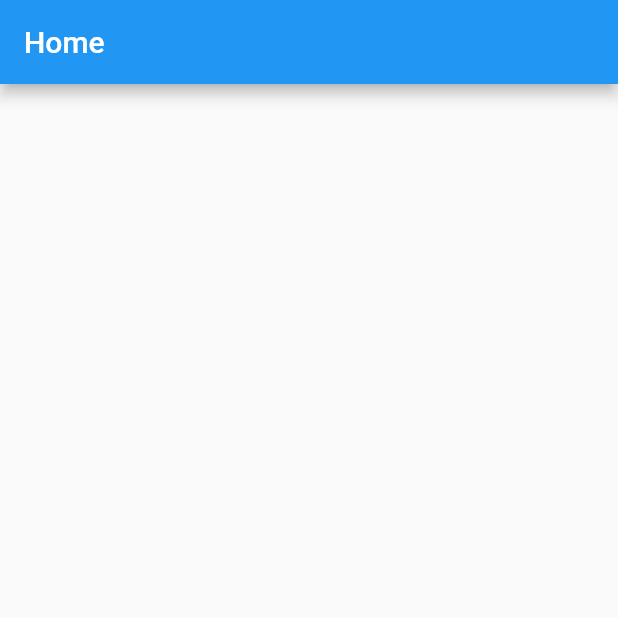
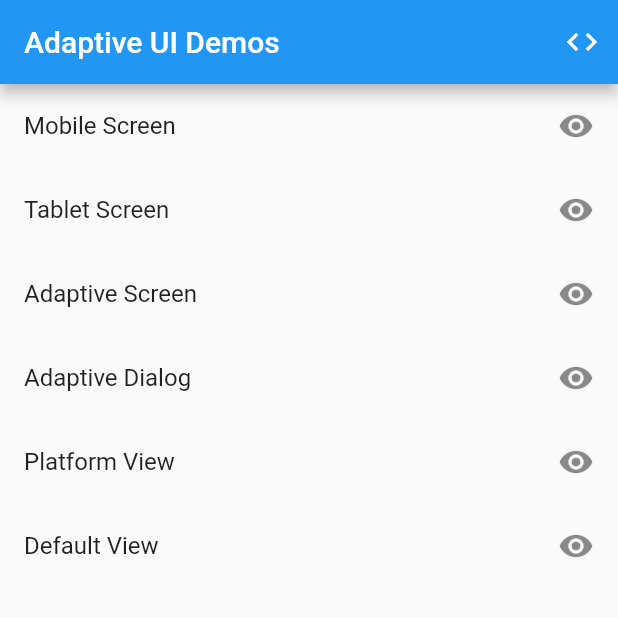
Before and after one commit to rodydavis/adaptive_ui, a Flutter app: the screen it shows after launch, on a phone screen of 412 x 824 dp, the top half of it. Run offline on Flutter 3.47's test engine with Material 2 defaults, Android fonts, the phone set to English and light mode, and no system bars.

Commit message:
refactor demo

```diff
--- a/lib/demos/index.dart
+++ b/lib/demos/index.dart
@@ -1,4 +1,7 @@
 export 'adaptive.dart';
+export 'default.dart';
 export 'details.dart';
+export 'dialog.dart';
 export 'mobile.dart';
+export 'platform.dart';
 export 'tablet.dart';
--- a/lib/demos/platform.dart
+++ b/lib/demos/platform.dart
@@ -15,7 +15,7 @@ class PlatformScreen extends StatelessWidget {
               onPressed: () {
                 Navigator.of(context).push(MaterialPageRoute(
                   fullscreenDialog: true,
-                  builder: (_) => SettingsScreen(),
+                  builder: (_) => _SettingsScreen(),
                 ));
               },
             ),
@@ -26,7 +26,7 @@ class PlatformScreen extends StatelessWidget {
   }
 }
 
-class SettingsScreen extends StatelessWidget {
+class _SettingsScreen extends StatelessWidget {
   @override
   Widget build(BuildContext context) {
     return Scaffold(
--- a/lib/main.dart
+++ b/lib/main.dart
@@ -1,5 +1,7 @@
 import 'package:flutter/material.dart';
 
+import 'demos/dialog.dart';
+import 'demos/index.dart';
 import 'ui/home/screen.dart';
 
 void main() {
@@ -16,7 +18,43 @@ class MyApp extends StatelessWidget {
         primarySwatch: Colors.blue,
         visualDensity: VisualDensity.adaptivePlatformDensity,
       ),
+      darkTheme: ThemeData(
+        brightness: Brightness.dark,
+        visualDensity: VisualDensity.adaptivePlatformDensity,
+      ),
       home: HomeScreen(),
+      routes: {
+        '/mobile': (_) => NavBack(child: MobileDevice()),
+        '/tablet': (_) => NavBack(child: TabletDevice()),
+        '/adaptive_screen': (_) => NavBack(child: AdaptiveScreen()),
+        '/adaptive_dialog': (_) => NavBack(child: DialogScreen()),
+        '/platform': (_) => NavBack(child: PlatformScreen()),
+        '/default': (_) => NavBack(child: DefaultScreen()),
+      },
     );
   }
 }
+
+class NavBack extends StatelessWidget {
+  final Widget child;
+
+  const NavBack({Key key, this.child}) : super(key: key);
+  @override
+  Widget build(BuildContext context) {
+    return Stack(
+      children: [
+        Positioned.fill(child: child),
+        Positioned(
+          left: 20,
+          bottom: 20,
+          child: FloatingActionButton.extended(
+            heroTag: 'back_nav',
+            label: Text('Back'),
+            icon: Icon(Icons.arrow_back),
+            onPressed: () => Navigator.of(context).pop(),
+          ),
+        )
+      ],
+    );
+  }
+}
--- a/lib/ui/home/screen.dart
+++ b/lib/ui/home/screen.dart
@@ -1,17 +1,47 @@
 import 'package:flutter/cupertino.dart';
 import 'package:flutter/material.dart';
+import 'package:url_launcher/url_launcher.dart';
 
 class HomeScreen extends StatelessWidget {
   @override
   Widget build(BuildContext context) {
-    return LayoutBuilder(
-      builder: (_, dimens) => Scaffold(
-        appBar: AppBar(
-          centerTitle: false,
-          title: Text('Home'),
-          actions: [],
-        ),
+    const List<RouteName> _routes = [
+      RouteName('/mobile', 'Mobile Screen'),
+      RouteName('/tablet', 'Tablet Screen'),
+      RouteName('/adaptive_screen', 'Adaptive Screen'),
+      RouteName('/adaptive_dialog', 'Adaptive Dialog'),
+      RouteName('/platform', 'Platform View'),
+      RouteName('/default', 'Default View'),
+    ];
+    return Scaffold(
+      appBar: AppBar(
+        centerTitle: false,
+        title: Text('Adaptive UI Demos'),
+        actions: [
+          IconButton(
+            icon: Icon(Icons.code),
+            onPressed: () => launch('https://github.com/rodydavis/adaptive_ui'),
+          ),
+        ],
+      ),
+      body: ListView.builder(
+        itemCount: _routes.length,
+        itemBuilder: (_, index) {
+          final route = _routes[index];
+          return ListTile(
+            title: Text(route.name),
+            trailing: Icon(Icons.visibility),
+            onTap: () => Navigator.of(context).pushNamed(route.route),
+          );
+        },
       ),
     );
   }
 }
+
+class RouteName {
+  final String route;
+  final String name;
+
+  const RouteName(this.route, this.name);
+}
```
Also changed, not shown: lib/demos/default.dart (added, +18 -0 lines), pubspec.yaml (+3 -56 lines), pubspec.lock, 4 other files.
